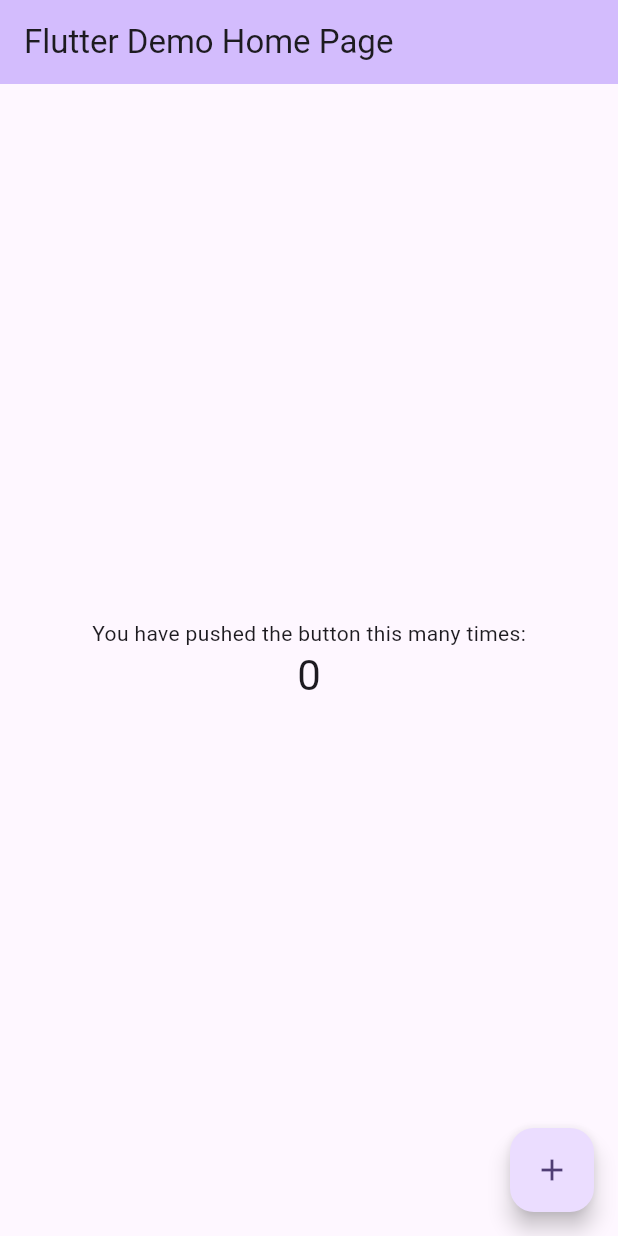
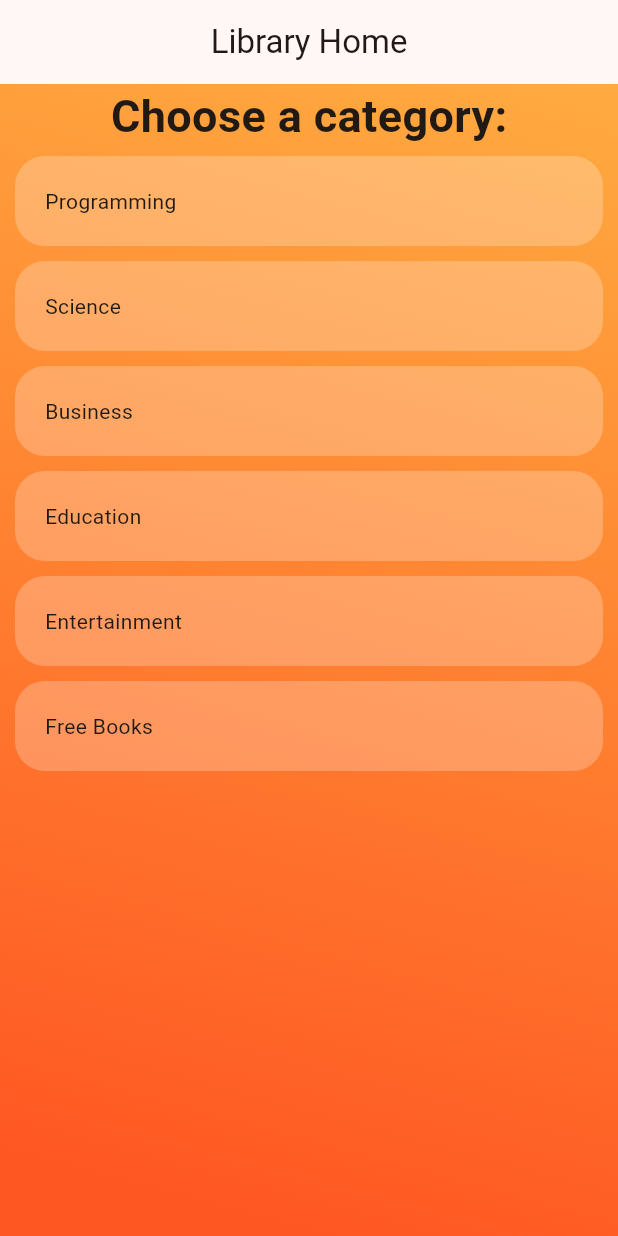
Before and after one commit to mezoahmedii/librarydb, a Flutter app: the screen it shows after launch, on a phone screen of 412 x 824 dp. Run offline on Flutter 3.47's test engine with Material 3 defaults, Android fonts, the phone set to English and light mode, and no system bars; our stand-ins replace flutter_bloc.

Commit message:
finalize app

```diff
--- a/analysis_options.yaml
+++ b/analysis_options.yaml
@@ -7,6 +7,9 @@
 
 # The following line activates a set of recommended lints for Flutter apps,
 # packages, and plugins designed to encourage good coding practices.
+analyzer:
+  errors:
+    file_names: ignore
 include: package:flutter_lints/flutter.yaml
 
 linter:
--- /dev/null
+++ b/lib/core/utils/constants.dart
@@ -0,0 +1,2 @@
+String apiKey = "AIzaSyDmBxYEOq7Tcz7VU9bHCoaOw4Oz2EmYpTM";
+String baseUrl = "https://www.googleapis.com/books/v1/volumes";
--- /dev/null
+++ b/lib/core/widgets/customBackground.dart
@@ -0,0 +1,17 @@
+import 'package:flutter/material.dart';
+
+class CustomBackground extends StatelessWidget {
+  final Widget? child;
+
+  const CustomBackground({super.key, this.child});
+
+  @override
+  Widget build(BuildContext context) {
+    return Container(
+      decoration: const BoxDecoration(
+        gradient: LinearGradient(colors: [Colors.orangeAccent, Colors.deepOrange], begin: Alignment.topRight, end: Alignment.bottomCenter)
+      ),
+      child: child,
+    );
+  }
+}
--- /dev/null
+++ b/lib/home/data/bookModel.dart
@@ -0,0 +1,29 @@
+class BookModel {
+  String? id;
+  String? title;
+  String? subtitle;
+  List<dynamic>? authors;
+  String? date;
+  String? description;
+  int? pageCount;
+  String? maturityRating;
+  String? thumbnail;
+  double? price;
+  String? priceCurrency;
+  String? link;
+
+  BookModel.fromJson(json) {
+    id = json["id"];
+    title = json["volumeInfo"]["title"];
+    subtitle = json["volumeInfo"]["subtitle"];
+    authors = json["volumeInfo"]["authors"];
+    date = json["volumeInfo"]["publisedDate"];
+    description = json["volumeInfo"]["description"];
+    pageCount = json["volumeInfo"]["pageCount"];
+    maturityRating = json["volumeInfo"]["maturityRating"];
+    thumbnail = json["volumeInfo"]["imageLinks"]["thumbnail"];
+    price = json["saleInfo"]["listPrice"]?["amount"];
+    priceCurrency = json["saleInfo"]["listPrice"]?["currencyCode"];
+    link = json["saleInfo"]["buyLink"];
+  }
+}
--- /dev/null
+++ b/lib/home/logic/homeState.dart
@@ -0,0 +1,8 @@
+part of 'homeCubit.dart';
+
+sealed class HomeState {}
+
+final class HomeInitial extends HomeState {}
+final class HomeSuccess extends HomeState {}
+final class HomeError extends HomeState {}
+final class HomeLoading extends HomeState {}
--- /dev/null
+++ b/lib/home/screens/categoryScreen.dart
@@ -0,0 +1,70 @@
+import 'package:flutter/material.dart';
+import 'package:flutter_bloc/flutter_bloc.dart';
+import 'package:librarydb/core/widgets/customBackground.dart';
+import 'package:librarydb/home/logic/homeCubit.dart';
+import 'package:url_launcher/url_launcher.dart';
+
+class CategoryScreen extends StatelessWidget {
+  const CategoryScreen({super.key});
+
+  @override
+  Widget build(BuildContext context) {
+    final category = ModalRoute.of(context)!.settings.arguments;
+
+    return Scaffold(
+      appBar: AppBar(
+        title: const Text("Library Books"),
+        centerTitle: true,
+      ),
+      body: BlocProvider(
+        create: (context) => HomeCubit()..getBooks(context, category),
+        child: CustomBackground(
+            child: Center(
+              child: BlocBuilder<HomeCubit, HomeState>(
+                builder: (context, state) {
+                  HomeCubit cubit = HomeCubit.get(context);
+                  return (state is HomeLoading) ? const Center(child: CircularProgressIndicator()) : ListView.builder(
+                      shrinkWrap: true,
+                      itemCount: cubit.books.length,
+                      itemBuilder: (context, i) {
+                        return Container(
+                          decoration: BoxDecoration(
+                              color: Colors.white24,
+                              borderRadius: BorderRadius.circular(20)
+                          ),
+                          margin: const EdgeInsets.symmetric(
+                              horizontal: 10, vertical: 5),
+                          padding: const EdgeInsets.all(15),
+                          child: Row(
+                            children: [
+                              Padding(
+                                padding: const EdgeInsets.only(right: 10),
+                                child: (cubit.books[i].thumbnail == null) ? Container(height: 100, width: 200, color: Colors.white12,) : Image.network(cubit.books[i].thumbnail!, height: 100),
+                              ),
+                              Expanded(
+                                child: Column(
+                                  crossAxisAlignment: CrossAxisAlignment.start,
+                                  children: [
+                                    (cubit.books[i].title == null) ? const Text("No Title", style: TextStyle(fontSize: 18, fontWeight: FontWeight.bold)) : Text(cubit.books[i].title!, style: const TextStyle(fontSize: 18, fontWeight: FontWeight.bold)),
+                                    (cubit.books[i].subtitle == null) ? const Text("No Subtitle") : Text(cubit.books[i].subtitle!),
+                                    (cubit.books[i].authors == null) ? const Text("Unknown Author(s)") : Text("By ${cubit.books[i].authors!.join(", ")}"),
+                                    ElevatedButton(onPressed: () {Navigator.pushNamed(context, "/bookScreen", arguments: cubit.books[i].id!);}, child: const Text("Learn More")),
+
+                                    (cubit.books[i].link == null) ? ElevatedButton(onPressed: () {launchUrl(Uri.parse("https://books.google.com/ebooks?id=${cubit.books[i].id}"));}, child: (cubit.books[i].price == null || cubit.books[i].priceCurrency == null) ? const Text("Buy Now") : Text("Buy now for ${cubit.books[i].priceCurrency} ${cubit.books[i].price}")) :
+                                        ElevatedButton(onPressed: () {launchUrl(Uri.parse(cubit.books[i].link!));}, child: (cubit.books[i].price == null || cubit.books[i].priceCurrency == null) ? const Text("Buy Now") : Text("Buy now for ${cubit.books[i].priceCurrency} ${cubit.books[i].price}"))
+                                  ],
+                                ),
+                              )
+                            ],
+                          ),
+                        );
+                      }
+                  );
+                },
+              ),
+            )
+        ),
+      ),
+    );
+  }
+}
--- /dev/null
+++ b/lib/home/screens/homeScreen.dart
@@ -0,0 +1,60 @@
+import 'package:flutter/material.dart';
+import 'package:flutter_bloc/flutter_bloc.dart';
+import 'package:librarydb/core/widgets/customBackground.dart';
+import 'package:librarydb/home/logic/homeCubit.dart';
+
+class HomeScreen extends StatelessWidget {
+  const HomeScreen({super.key});
+
+  @override
+  Widget build(BuildContext context) {
+    return Scaffold(
+      appBar: AppBar(
+        title: const Text("Library Home"),
+        centerTitle: true,
+      ),
+      body: BlocProvider(
+        create: (context) => HomeCubit(),
+        child: CustomBackground(
+            child: Center(
+              child: BlocBuilder<HomeCubit, HomeState>(
+                builder: (context, state) {
+                  HomeCubit cubit = HomeCubit.get(context);
+                  return Column(
+                    mainAxisAlignment: MainAxisAlignment.center,
+                    children: [
+                      const Text("Choose a category:", style: TextStyle(
+                        fontSize: 30,
+                        fontWeight: FontWeight.bold
+                      ),),
+                      Expanded(
+                        child: ListView.builder(
+                            shrinkWrap: true,
+                            itemCount: cubit.categories.length,
+                            itemBuilder: (context, i) {
+                              return InkWell(
+                                onTap: () {Navigator.pushNamed(context, "/categoryScreen", arguments: cubit.categories[i]);},
+                                child: Container(
+                                  decoration: BoxDecoration(
+                                      color: Colors.white24,
+                                      borderRadius: BorderRadius.circular(20)
+                                  ),
+                                  margin: const EdgeInsets.symmetric(
+                                      horizontal: 10, vertical: 5),
+                                  padding: const EdgeInsets.all(20),
+                                  child: Text(cubit.categories[i]),
+                                ),
+                              );
+                            }
+                        ),
+                      )
+                    ],
+                  );
+                },
+              ),
+            )
+        ),
+      ),
+    );
+  }
+}
--- a/lib/main.dart
+++ b/lib/main.dart
@@ -1,4 +1,7 @@
 import 'package:flutter/material.dart';
+import 'package:librarydb/home/screens/bookScreen.dart';
+import 'package:librarydb/home/screens/categoryScreen.dart';
+import 'package:librarydb/home/screens/homeScreen.dart';
 
 void main() {
   runApp(const MyApp());
@@ -28,98 +31,15 @@
         //
         // This works for code too, not just values: Most code changes can be
         // tested with just a hot reload.
-        colorScheme: ColorScheme.fromSeed(seedColor: Colors.deepPurple),
+        colorScheme: ColorScheme.fromSeed(seedColor: Colors.orange),
         useMaterial3: true,
       ),
-      home: const MyHomePage(title: 'Flutter Demo Home Page'),
+      debugShowCheckedModeBanner: false,
+      routes: {
+        "/": (context) => const HomeScreen(),
+        "/categoryScreen": (context) => const CategoryScreen(),
+        "/bookScreen": (context) => const BookScreen()
+      },
     );
   }
 }
-
-class MyHomePage extends StatefulWidget {
-  const MyHomePage({super.key, required this.title});
-
-  // This widget is the home page of your application. It is stateful, meaning
-  // that it has a State object (defined below) that contains fields that affect
-  // how it looks.
-
-  // This class is the configuration for the state. It holds the values (in this
-  // case the title) provided by the parent (in this case the App widget) and
-  // used by the build method of the State. Fields in a Widget subclass are
-  // always marked "final".
-
-  final String title;
-
-  @override
-  State<MyHomePage> createState() => _MyHomePageState();
-}
-
-class _MyHomePageState extends State<MyHomePage> {
-  int _counter = 0;
-
-  void _incrementCounter() {
-    setState(() {
-      // This call to setState tells the Flutter framework that something has
-      // changed in this State, which causes it to rerun the build method below
-      // so that the display can reflect the updated values. If we changed
-      // _counter without calling setState(), then the build method would not be
-      // called again, and so nothing would appear to happen.
-      _counter++;
-    });
-  }
-
-  @override
-  Widget build(BuildContext context) {
-    // This method is rerun every time setState is called, for instance as done
-    // by the _incrementCounter method above.
-    //
-    // The Flutter framework has been optimized to make rerunning build methods
-    // fast, so that you can just rebuild anything that needs updating rather
-    // than having to individually change instances of widgets.
-    return Scaffold(
-      appBar: AppBar(
-        // TRY THIS: Try changing the color here to a specific color (to
-        // Colors.amber, perhaps?) and trigger a hot reload to see the AppBar
-        // change color while the other colors stay the same.
-        backgroundColor: Theme.of(context).colorScheme.inversePrimary,
-        // Here we take the value from the MyHomePage object that was created by
-        // the App.build method, and use it to set our appbar title.
-        title: Text(widget.title),
-      ),
-      body: Center(
-        // Center is a layout widget. It takes a single child and positions it
-        // in the middle of the parent.
-        child: Column(
-          // Column is also a layout widget. It takes a list of children and
-          // arranges them vertically. By default, it sizes itself to fit its
-          // children horizontally, and tries to be as tall as its parent.
-          //
-          // Column has various properties to control how it sizes itself and
-          // how it positions its children. Here we use mainAxisAlignment to
-          // center the children vertically; the main axis here is the vertical
-          // axis because Columns are vertical (the cross axis would be
-          // horizontal).
-          //
-          // TRY THIS: Invoke "debug painting" (choose the "Toggle Debug Paint"
-          // action in the IDE, or press "p" in the console), to see the
-          // wireframe for each widget.
-          mainAxisAlignment: MainAxisAlignment.center,
-          children: <Widget>[
-            const Text(
-              'You have pushed the button this many times:',
-            ),
-            Text(
-              '$_counter',
-              style: Theme.of(context).textTheme.headlineMedium,
-            ),
-          ],
-        ),
-      ),
-      floatingActionButton: FloatingActionButton(
-        onPressed: _incrementCounter,
-        tooltip: 'Increment',
-        child: const Icon(Icons.add),
-      ), // This trailing comma makes auto-formatting nicer for build methods.
-    );
-  }
-}
--- a/pubspec.yaml
+++ b/pubspec.yaml
@@ -35,6 +35,9 @@ dependencies:
   # The following adds the Cupertino Icons font to your application.
   # Use with the CupertinoIcons class for iOS style icons.
   cupertino_icons: ^1.0.6
+  http: ^1.2.2
+  flutter_bloc: ^8.1.6
+  url_launcher: ^6.3.0
 
 
 
```
Also changed, not shown: lib/home/logic/homeCubit.dart (added, +76 -0 lines), lib/home/screens/bookScreen.dart (added, +56 -0 lines), pubspec.lock, 6 other files.
